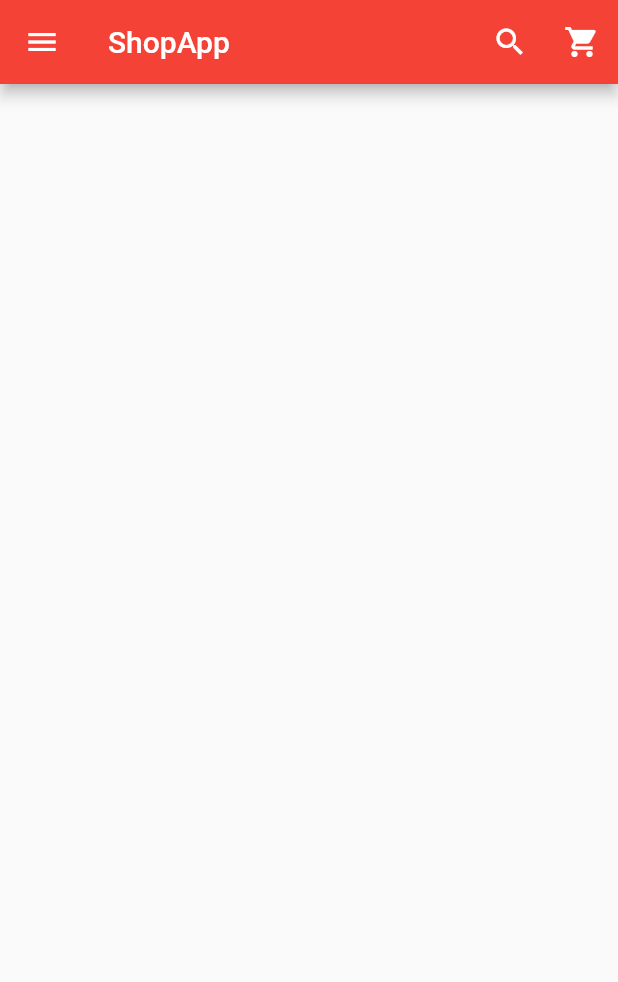
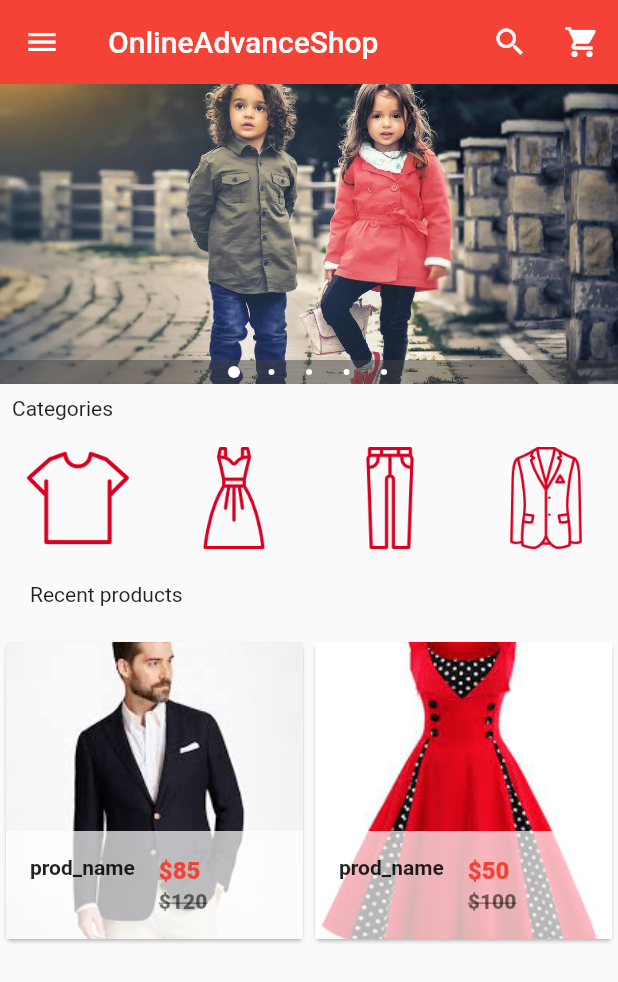
Before and after one commit to icchigoo/e-commerce-app, a Flutter app: the screen it shows after launch, on a phone screen of 412 x 824 dp. Shown: the top 982 px of the screen. Run offline on Flutter 3.47's test engine with Material 2 defaults, Android fonts, the phone set to English and light mode, and no system bars; drawn by our look-alikes of carousel_pro.

Commit message:
Home page complete

```diff
--- /dev/null
+++ b/lib/components/horizontal_listview.dart
@@ -0,0 +1,72 @@
+// ignore_for_file: prefer_const_literals_to_create_immutables, prefer_const_constructors, sized_box_for_whitespace, non_constant_identifier_names, use_key_in_widget_constructors
+
+import 'package:flutter/material.dart';
+
+class HorizontalList extends StatelessWidget {
+  const HorizontalList({Key? key}) : super(key: key);
+
+  @override
+  Widget build(BuildContext context) {
+    return Container(
+      height: 80.0,
+      child: ListView(
+        scrollDirection: Axis.horizontal,
+        children: <Widget>[
+          Category(
+            image_caption: 'shirt',
+            image_location: 'images/cats/tshirt.png',
+          ),
+          Category(
+            image_caption: 'dress',
+            image_location: 'images/cats/dress.png',
+          ),
+          Category(
+            image_caption: 'pants',
+            image_location: 'images/cats/jeans.png',
+          ),
+          Category(
+            image_caption: 'formal',
+            image_location: 'images/cats/formal.png',
+          ),
+          Category(
+            image_caption: 'formal',
+            image_location: 'images/cats/informal.png',
+          ),
+        ],
+      ),
+    );
+  }
+}
+
+class Category extends StatelessWidget {
+  final String image_location;
+  final String image_caption;
+
+  const Category({required this.image_caption, required this.image_location});
+
+  @override
+  Widget build(BuildContext context) {
+    return Padding(
+      padding: const EdgeInsets.all(2.0),
+      child: InkWell(
+        onTap: () {},
+        child: Container(
+          width: 100.0,
+          child: ListTile(
+              title: Image.asset(
+                image_location,
+                width: 100.0,
+                height: 80.0,
+              ),
+              subtitle: Container(
+                alignment: Alignment.topCenter,
+                child: Text(
+                  image_caption,
+                  style: TextStyle(fontSize: 12.0),
+                ),
+              )),
+        ),
+      ),
+    );
+  }
+}
--- /dev/null
+++ b/lib/components/products.dart
@@ -0,0 +1,96 @@
+// ignore_for_file: prefer_const_constructors_in_immutables, prefer_typing_uninitialized_variables, use_key_in_widget_constructors, non_constant_identifier_names, camel_case_types, prefer_const_constructors
+
+import 'package:flutter/material.dart';
+
+class Products extends StatefulWidget {
+  const Products({Key? key}) : super(key: key);
+
+  @override
+  _ProductsState createState() => _ProductsState();
+}
+
+class _ProductsState extends State<Products> {
+  var product_list = [
+    {
+      "name": "Blazer",
+      "picture": "images/products/blazer1.jpeg",
+      "old_price": 120,
+      "price": 85,
+    },
+    {
+      "name": "Red dress",
+      "picture": "images/products/dress1.jpeg",
+      "old_price": 100,
+      "price": 50,
+    },
+  ];
+  @override
+  Widget build(BuildContext context) {
+    return GridView.builder(
+        itemCount: product_list.length,
+        gridDelegate:
+            SliverGridDelegateWithFixedCrossAxisCount(crossAxisCount: 2),
+        itemBuilder: (BuildContext context, int index) {
+          return Single_prod(
+            prod_name: product_list[index]['name'],
+            prod_picture: product_list[index]['picture'],
+            prod_old_price: product_list[index]['old_price'],
+            prod_price: product_list[index]['price'],
+          );
+        });
+  }
+}
+
+class Single_prod extends StatelessWidget {
+  final prod_name;
+  final prod_picture;
+  final prod_old_price;
+  final prod_price;
+
+  Single_prod({
+    this.prod_name,
+    this.prod_old_price,
+    this.prod_picture,
+    this.prod_price,
+  });
+  @override
+  Widget build(BuildContext context) {
+    return Card(
+      child: Hero(
+        tag: prod_name,
+        child: Material(
+          child: InkWell(
+            onTap: () {},
+            child: GridTile(
+              footer: Container(
+                color: Colors.white70,
+                child: ListTile(
+                  leading: Text(
+                    'prod_name',
+                    style: TextStyle(fontWeight: FontWeight.bold),
+                  ),
+                  title: Text(
+                    "\$$prod_price",
+                    style: TextStyle(
+                        color: Colors.red, fontWeight: FontWeight.w800),
+                  ),
+                  subtitle: Text(
+                    "\$$prod_old_price",
+                    style: TextStyle(
+                        color: Colors.black54,
+                        fontWeight: FontWeight.w800,
+                        decoration: TextDecoration.lineThrough),
+                  ),
+                ),
+              ),
+              child: Image.asset(
+                prod_picture,
+                fit: BoxFit.cover,
+              ),
+            ),
+          ),
+        ),
+      ),
+    );
+  }
+}
--- a/lib/main.dart
+++ b/lib/main.dart
@@ -1,6 +1,10 @@
-// ignore_for_file: prefer_const_constructors, unnecessary_new
+// ignore_for_file: prefer_const_constructors, unnecessary_new, prefer_const_literals_to_create_immutables, unused_local_variable, sized_box_for_whitespace, non_constant_identifier_names
 
+import 'package:e_commerce_app/components/horizontal_listview.dart';
+import 'package:e_commerce_app/components/products.dart';
 import 'package:flutter/material.dart';
+// ignore: import_of_legacy_library_into_null_safe
+import 'package:carousel_pro/carousel_pro.dart';
 
 void main(List<String> args) {
   runApp(
@@ -21,10 +25,30 @@ class HomePage extends StatefulWidget {
 class _HomePageState extends State<HomePage> {
   @override
   Widget build(BuildContext context) {
+    Widget image_carousl = new Container(
+      height: 200.0,
+      child: Carousel(
+        boxFit: BoxFit.cover,
+        images: [
+          AssetImage('images/c1.jpg'),
+          AssetImage('images/m1.jpeg'),
+          AssetImage('images/w3.jpeg'),
+          AssetImage('images/w4.jpeg'),
+          AssetImage('images/m2.jpg'),
+        ],
+        autoplay: false,
+        // animationCurve: Curves.fastOutSlowIn,
+        // animationDuration: Duration(microseconds: 1000),
+        dotSize: 4.0,
+        // dotColor: Colors.red,
+        indicatorBgPadding: 4.0,
+      ),
+    );
     return Scaffold(
       appBar: AppBar(
+        elevation: 0.1,
         backgroundColor: Colors.red,
-        title: Text('ShopApp'),
+        title: Text('OnlineAdvanceShop'),
         actions: [
           new IconButton(
             onPressed: () {},
@@ -101,19 +125,50 @@ class _HomePageState extends State<HomePage> {
               onTap: () {},
               child: ListTile(
                 title: Text('Settings'),
-                leading: Icon(Icons.settings),
+                leading: Icon(
+                  Icons.settings,
+                  color: Colors.blue,
+                ),
               ),
             ),
             InkWell(
               onTap: () {},
               child: ListTile(
                 title: Text('About'),
-                leading: Icon(Icons.help),
+                leading: Icon(
+                  Icons.help,
+                  color: Colors.green,
+                ),
               ),
             ),
           ],
         ),
       ),
+      body: ListView(
+        children: <Widget>[
+          //image carousel begin here
+          image_carousl,
+          //padding widget
+          new Padding(
+            padding: const EdgeInsets.all(8.0),
+            child: new Text('Categories'),
+          ),
+
+          // Horizontal list view begin here
+          HorizontalList(),
+
+          new Padding(
+            padding: const EdgeInsets.all(20.0),
+            child: new Text('Recent products'),
+          ),
+          // grid view
+
+          Container(
+            height: 320.0,
+            child: Products(),
+          ),
+        ],
+      ),
     );
   }
 }
```
Also changed, not shown: pubspec.yaml (+20 -1 lines), pubspec.lock.
